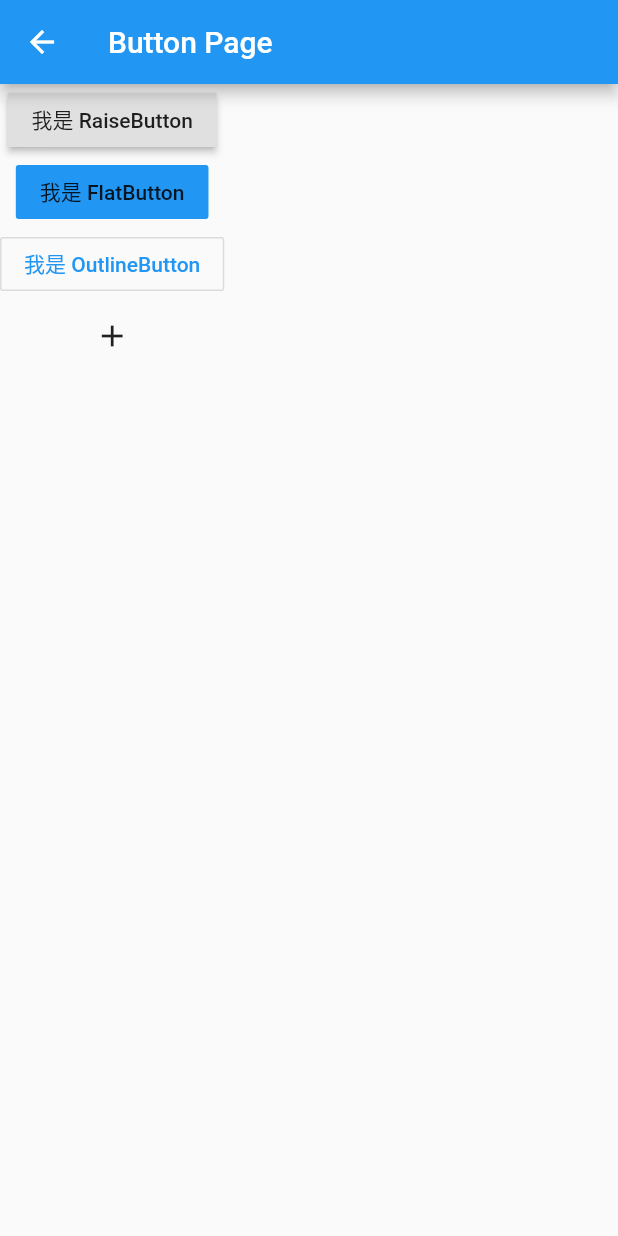
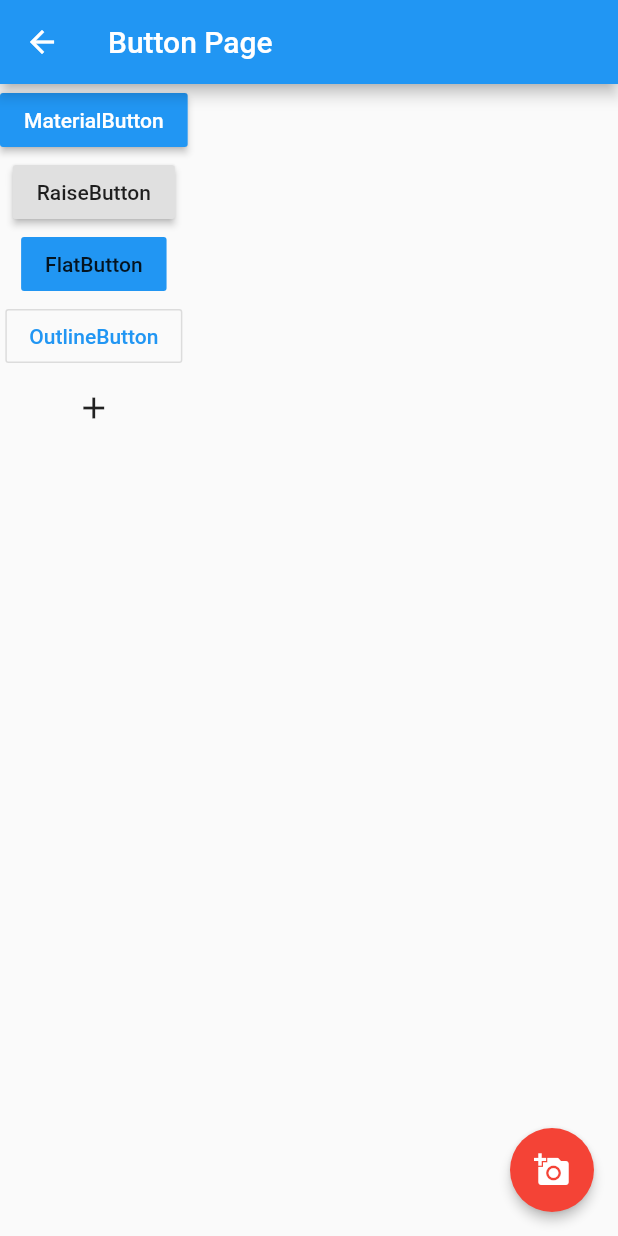
Before and after one commit to candy252324/flutter, a Flutter app: the ButtonDemo screen opened by its route, on a phone screen of 412 x 824 dp. Run offline on Flutter 3.47's test engine with Material 2 defaults, Android fonts, the phone set to English and light mode, and no system bars.

Commit message:
浮动按钮

```diff
--- a/demo01/lib/main.dart
+++ b/demo01/lib/main.dart
@@ -1,3 +1,4 @@
+// 使用Flutter必须要导入flutter/material.dart包，然后在main()函数中调用runApp函数
 import 'package:flutter/material.dart';
 import 'package:demo01/navigator/tab_navigator.dart';
 
@@ -9,6 +10,7 @@ import 'pages/image.dart';
 import 'pages/listView1.dart';
 import 'pages/listView2.dart';
 import 'pages/listView3.dart';
+import 'pages/passValue.dart';
 
 void main() => runApp(MyApp());
 
@@ -31,6 +33,7 @@ class MyApp extends StatelessWidget {
         "ListViewPage2":(context)=> ListViewDemo2(),
         "ListViewPage3":(context)=> ListViewDemo3(),
         "DetailPage":(context)=> ListDetailDemo(), //增加详情页的路由配置
+        "PassValuePage":(context)=> PassValue(), //增加详情页的路由配置
       },
       home: TabNavigator(),
     );
--- a/demo01/lib/pages/button.dart
+++ b/demo01/lib/pages/button.dart
@@ -1,39 +1,59 @@
 import 'package:flutter/material.dart';
-
-// RaisedButton: 凸起的按钮
-// FlatButton：扁平化按钮
-// OutlineButton：带边框按钮
-// IconButton：带图标按钮
-// Scaffold通常被用作MaterialApp的子Widget，它会填充可用空间，占据整个窗口或设备屏幕。Scaffold提供了大多数应用程序都应该具备的功能，例如顶部的appBar，底部的bottomNavigationBar，隐藏的侧边栏drawer等。
 
 class ButtonDemo extends StatelessWidget {
   @override
   Widget build(BuildContext context) {
-
     return Scaffold(
       appBar: AppBar(
         title: Text("Button Page"),
       ),
+      // FloatingActionButton 在 Scaffold 里使用的时候，它是一个浮动状态的按钮，
+      // 在其他地方使用，就不会浮动
+      floatingActionButton :FloatingActionButton(
+        child: new Icon(Icons.add_a_photo),
+        elevation: 3.0,  // 未点击时阴影值
+        highlightElevation: 2.0,  //点击下阴影值
+        backgroundColor: Colors.red,
+        onPressed: () {},
+      ),
       body: Column(
         children: <Widget>[
-             RaisedButton(
-                  child: Text("我是 RaiseButton" ),
+          new MaterialButton(
+            child: new Text('MaterialButton'),
+            color: Colors.blue,
+            textColor: Colors.white,
             onPressed: () {},
           ),
+          // 凸起的按钮
+          RaisedButton(
+            child: Text("RaiseButton" ),
+            onPressed: () {},  // onPressed 点击时候触发，如果不传默认是不可用状态。
+            textTheme :ButtonTextTheme.normal
+          ),
+          // 扁平化按钮
           FlatButton(
-                  child: Text("我是 FlatButton" ),
+            child: Text("FlatButton" ),
             color: Colors.blue,
             onPressed: () {},
           ),
+          // 带边框按钮
           OutlineButton(
-                  child: Text("我是 OutlineButton" ),
+            child: Text("OutlineButton" ),
             textColor: Colors.blue,
             onPressed: () {},
           ),
+          // 带图标按钮
           IconButton(
             icon: Icon(Icons.add),
             onPressed: () {},
-              )
+          ),
+          // FloatingActionButton(
+          //   onPressed: () {},
+          //   child: new Icon(Icons.add_a_photo),
+          //   elevation: 3.0,  // 未点击时阴影值
+          //   highlightElevation: 2.0,  //点击下阴影值
+          //   backgroundColor: Colors.red,        // 红色
+          // ),
         ]
       )
     );
--- a/demo01/lib/pages/text.dart
+++ b/demo01/lib/pages/text.dart
@@ -13,7 +13,6 @@ class TextDemo extends StatelessWidget {
       ),
       body:Center(
          child: Text(
-             // 文本内容写在最前面
             'flutter一切皆组件flutter一切皆组件flutter一切皆组件flutter一切皆组件flutter一切皆组件flutter一切皆组件flutter一切皆组件flutter一切皆组件flutter一切皆组件flutter一切皆组件',
             textAlign:TextAlign.right, // 文本对齐
             maxLines: 1,// 文本显示的最大行数
```
Also changed, not shown: demo01/lib/pages/passValue.dart (added, +16 -0 lines). Lines whose indentation alone changed are shown as unchanged.
